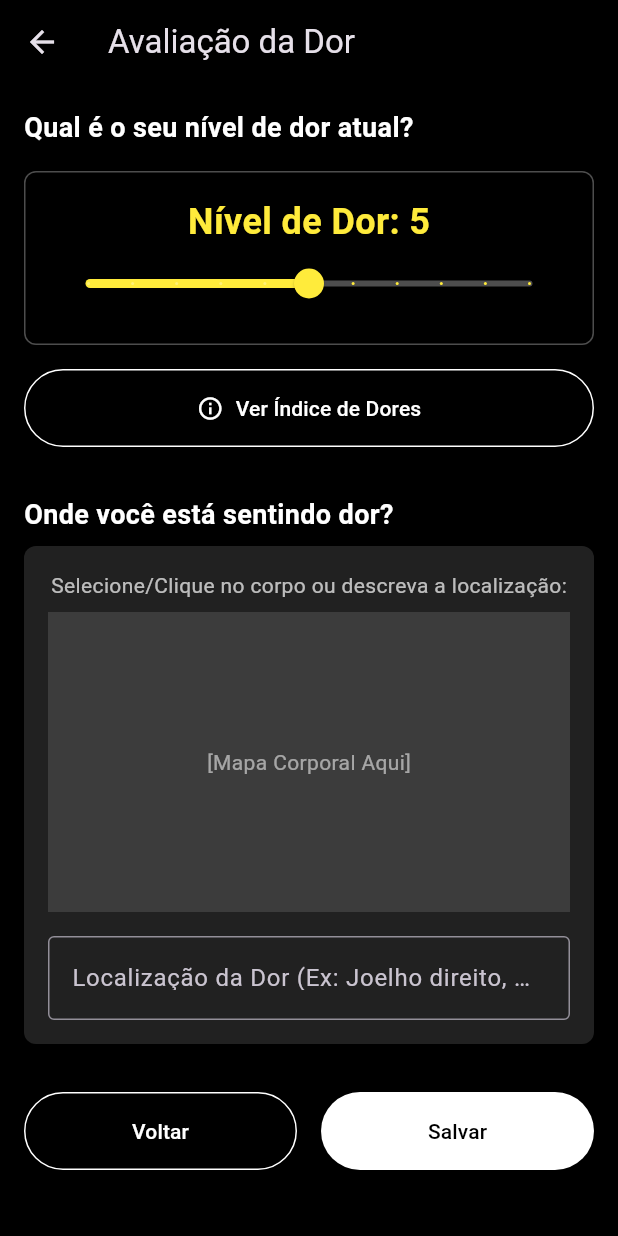
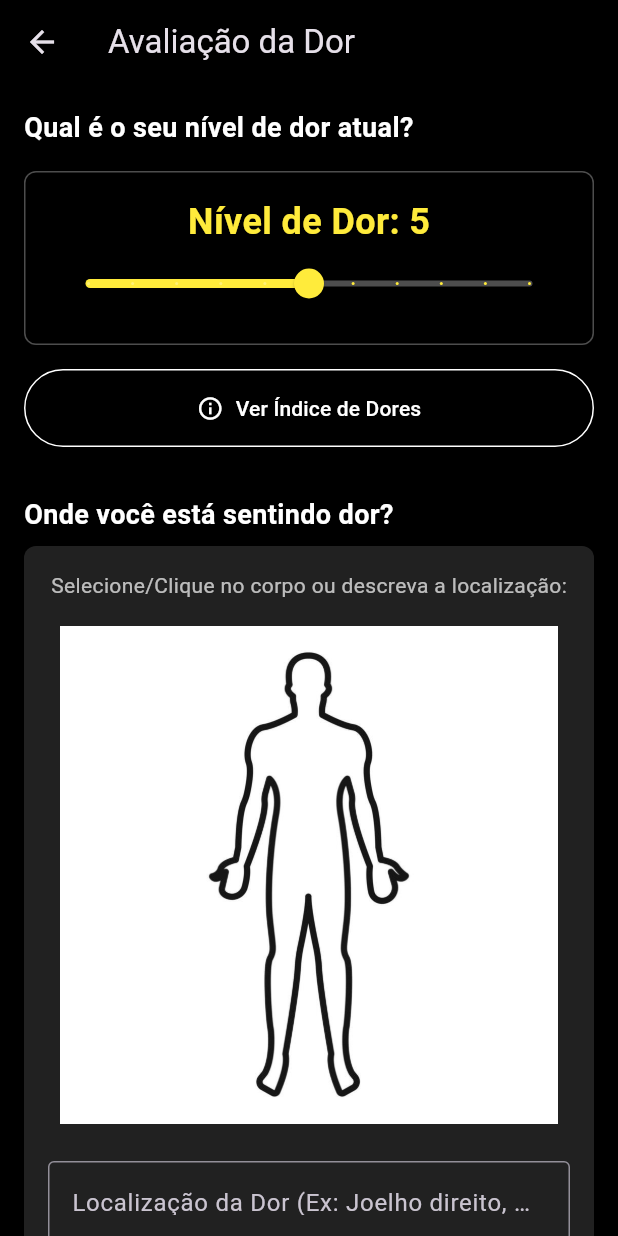
Before and after one commit to csiznandes/pdm_osteoartrite, a Flutter app: the PainEvalScreen screen opened by its route, on a phone screen of 412 x 824 dp. Run offline on Flutter 3.47's test engine with Material 3 defaults, Android fonts, the light colour scheme and no system bars.

Commit message:
refactor: app está capaz de identificar qual região do corpo o usuário clicou que está sentindo dor.

```diff
--- a/lib/screens/pain_eval_screen.dart
+++ b/lib/screens/pain_eval_screen.dart
@@ -2,6 +2,7 @@
 import 'package:flutter/material.dart';
 import '../services/api_service.dart';
 import '../utils/user_session.dart';
+import '../widgets/body_map.dart';
 
 class PainEvalScreen extends StatefulWidget {
   @override
@@ -170,9 +171,22 @@ class _PainEvalScreenState extends State<PainEvalScreen> {
                   Text('Selecione/Clique no corpo ou descreva a localização:', style: TextStyle(color: Colors.white70)),
                   SizedBox(height: 8),
                   Container(
-                    height: 200,
-                    color: Colors.white12,
-                    child: Center(child: Text('[Mapa Corporal Aqui]', style: TextStyle(color: Colors.white54))),
+                    height: 350,
+                    padding: EdgeInsets.all(8),
+                    decoration: BoxDecoration(
+                      color: Colors.grey[900],
+                      borderRadius: BorderRadius.circular(8),
+                    ),
+                    child: BodyMap(
+                      onAreaSelected: (area) {
+                        setState(() {
+                          _locationController.text = area;
+                        });
+                        ScaffoldMessenger.of(context).showSnackBar(
+                          SnackBar(content: Text('Área selecionada: $area')),
+                        );
+                      },
+                    ),
                   ),
                   SizedBox(height: 16),
                   TextField(
--- /dev/null
+++ b/lib/widgets/body_map.dart
@@ -0,0 +1,118 @@
+import 'package:flutter/material.dart';
+
+class BodyMap extends StatelessWidget {
+  final Function(String selectedArea) onAreaSelected;
+
+  const BodyMap({super.key, required this.onAreaSelected});
+
+  @override
+  Widget build(BuildContext context) {
+    return LayoutBuilder(
+      builder: (context, constraints) {
+
+        final width = constraints.maxWidth;
+        final height = constraints.maxHeight;
+
+        return Stack(
+          children: [
+            Positioned.fill(
+              child: Image.asset(
+                'assets/corpo_icon.jpg',
+                fit: BoxFit.contain,
+              ),
+            ),
+            Positioned(
+              top: height * 0.02,
+              left: width * 0.40,
+              width: width * 0.20,
+              height: height * 0.10,
+              child: _Hotspot(
+                label: 'Cabeça',
+                onTap: onAreaSelected,
+              ),
+            ),
+
+            // Peito
+            Positioned(
+              top: height * 0.18,
+              left: width * 0.32,
+              width: width * 0.36,
+              height: height * 0.15,
+              child: _Hotspot(
+                label: 'Peito',
+                onTap: onAreaSelected,
+              ),
+            ),
+            Positioned(
+              top: height * 0.33,
+              left: width * 0.32,
+              width: width * 0.36,
+              height: height * 0.15,
+              child: _Hotspot(
+                label: 'Abdômen',
+                onTap: onAreaSelected,
+              ),
+            ),
+            Positioned(
+              top: height * 0.18,
+              left: width * 0.05,
+              width: width * 0.22,
+              height: height * 0.35,
+              child: _Hotspot(
+                label: 'Braço Direito',
+                onTap: onAreaSelected,
+              ),
+            ),
+            Positioned(
+              top: height * 0.18,
+              right: width * 0.05,
+              width: width * 0.22,
+              height: height * 0.35,
+              child: _Hotspot(
+                label: 'Braço Esquerdo',
+                onTap: onAreaSelected,
+              ),
+            ),
+            Positioned(
+              top: height * 0.50,
+              left: width * 0.35,
+              width: width * 0.12,
+              height: height * 0.40,
+              child: _Hotspot(
+                label: 'Perna Direita',
+                onTap: onAreaSelected,
+              ),
+            ),
+            Positioned(
+              top: height * 0.50,
+              left: width * 0.52,
+              width: width * 0.12,
+              height: height * 0.40,
+              child: _Hotspot(
+                label: 'Perna Esquerda',
+                onTap: onAreaSelected,
+              ),
+            ),
+          ],
+        );
+      },
+    );
+  }
+}
+
+class _Hotspot extends StatelessWidget {
+  final String label;
+  final Function(String) onTap;
+
+  const _Hotspot({required this.label, required this.onTap});
+
+  @override
+  Widget build(BuildContext context) {
+    return GestureDetector(
+      onTap: () => onTap(label),
+      child: Container(
+        color: Colors.transparent,
+      ),
+    );
+  }
+}
```
